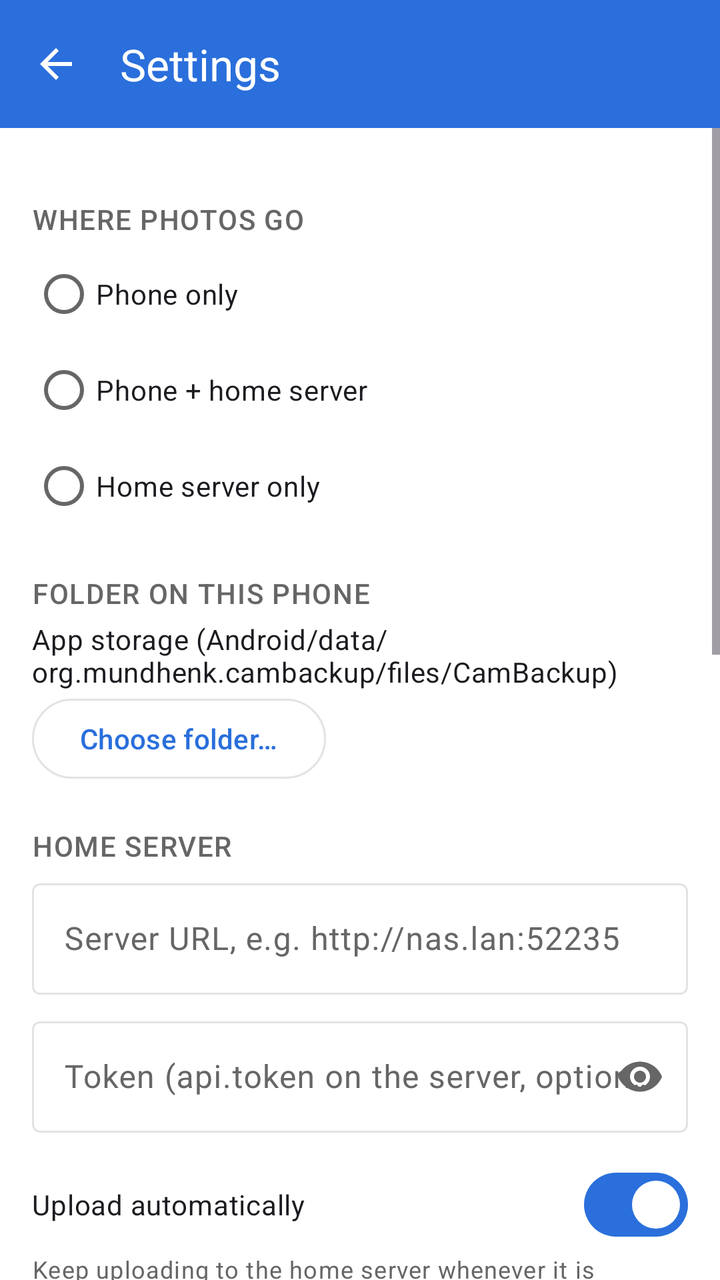
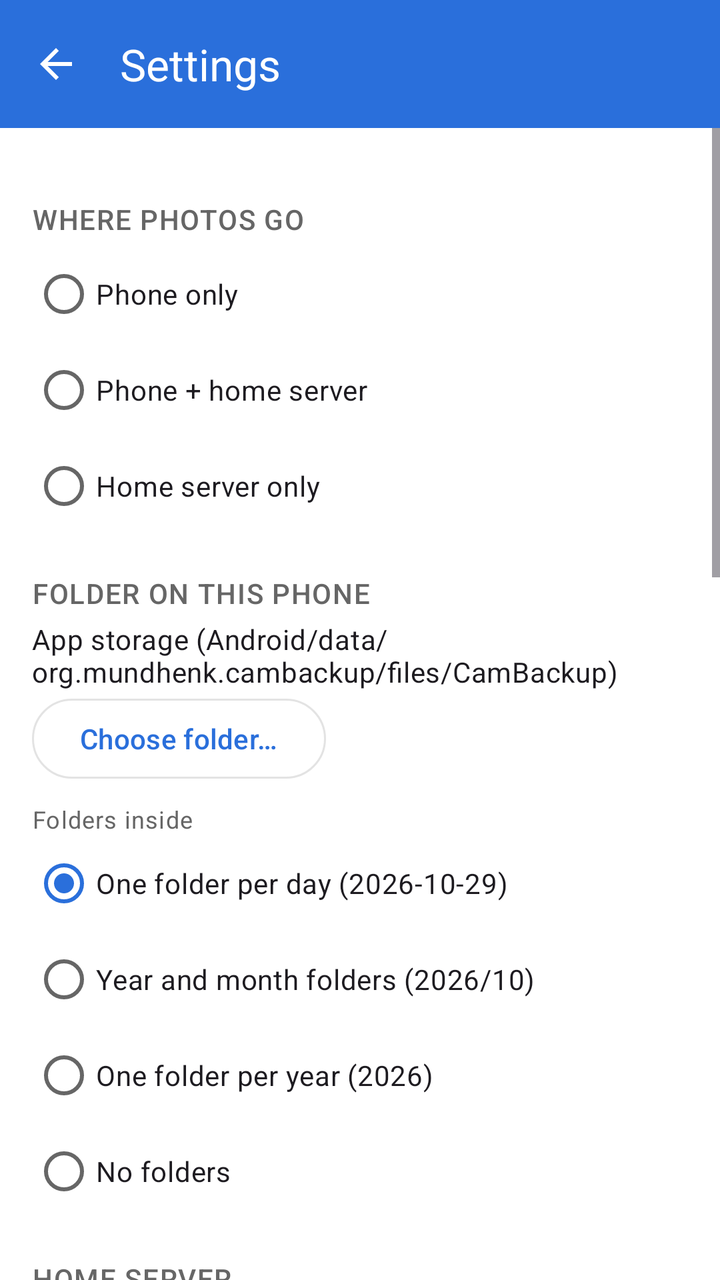

The first picture is an Android layout as it rendered before a commit; the second is the same layout after the commit. The layout source and the unified diff follow.
<!-- AndroidManifest.xml: application theme Theme.CamBackup -->
<!-- res/layout/activity_settings.xml -->
<?xml version="1.0" encoding="utf-8"?>
<LinearLayout xmlns:android="http://schemas.android.com/apk/res/android"
    xmlns:app="http://schemas.android.com/apk/res-auto"
    android:id="@+id/root"
    android:layout_width="match_parent"
    android:layout_height="match_parent"
    android:background="?attr/colorSurface"
    android:orientation="vertical">

    <com.google.android.material.appbar.MaterialToolbar
        android:id="@+id/toolbar"
        style="@style/Widget.CamBackup.Toolbar"
        android:layout_width="match_parent"
        android:layout_height="wrap_content"
        android:minHeight="?attr/actionBarSize"
        app:navigationIcon="@drawable/ic_back"
        app:title="@string/settings" />

    <ScrollView
        android:id="@+id/scroll"
        android:layout_width="match_parent"
        android:layout_height="match_parent"
        android:fillViewport="true">

        <LinearLayout
            android:layout_width="match_parent"
            android:layout_height="wrap_content"
            android:orientation="vertical"
            android:padding="16dp">

            <TextView
                android:id="@+id/lockedNotice"
                style="@style/Widget.CamBackup.Notice"
                android:layout_width="match_parent"
                android:layout_height="wrap_content"
                android:text="@string/settings_locked"
                android:visibility="gone" />

            <TextView
                style="@style/Widget.CamBackup.SectionTitle"
                android:layout_width="match_parent"
                android:layout_height="wrap_content"
                android:text="@string/section_mode" />

            <RadioGroup
                android:id="@+id/modeGroup"
                android:layout_width="match_parent"
                android:layout_height="wrap_content">

                <RadioButton
                    android:id="@+id/modePhone"
                    android:layout_width="match_parent"
                    android:layout_height="wrap_content"
                    android:text="@string/mode_phone" />

                <RadioButton
                    android:id="@+id/modePhoneAndServer"
                    android:layout_width="match_parent"
                    android:layout_height="wrap_content"
                    android:text="@string/mode_phone_and_server" />

                <RadioButton
                    android:id="@+id/modeServer"
                    android:layout_width="match_parent"
                    android:layout_height="wrap_content"
                    android:text="@string/mode_server" />
            </RadioGroup>

            <LinearLayout
                android:id="@+id/folderGroup"
                android:layout_width="match_parent"
                android:layout_height="wrap_content"
                android:orientation="vertical">

                <TextView
                    style="@style/Widget.CamBackup.SectionTitle"
                    android:layout_width="match_parent"
                    android:layout_height="wrap_content"
                    android:text="@string/section_folder" />

                <TextView
                    android:id="@+id/folderLabel"
                    android:layout_width="match_parent"
                    android:layout_height="wrap_content"
                    android:text="@string/folder_default"
                    android:textAppearance="?attr/textAppearanceBodyMedium" />

                <LinearLayout
                    android:layout_width="match_parent"
                    android:layout_height="wrap_content"
                    android:orientation="horizontal">

                    <com.google.android.material.button.MaterialButton
                        android:id="@+id/chooseFolder"
                        style="@style/Widget.Material3.Button.OutlinedButton"
                        android:layout_width="wrap_content"
                        android:layout_height="wrap_content"
                        android:text="@string/choose_folder" />

                    <com.google.android.material.button.MaterialButton
                        android:id="@+id/resetFolder"
                        style="@style/Widget.Material3.Button.TextButton"
                        android:layout_width="wrap_content"
                        android:layout_height="wrap_content"
                        android:layout_marginStart="8dp"
                        android:text="@string/folder_reset"
                        android:visibility="gone" />
                </LinearLayout>
            </LinearLayout>

            <LinearLayout
                android:id="@+id/serverGroup"
                android:layout_width="match_parent"
                android:layout_height="wrap_content"
                android:orientation="vertical">

                <TextView
                    style="@style/Widget.CamBackup.SectionTitle"
                    android:layout_width="match_parent"
                    android:layout_height="wrap_content"
                    android:text="@string/section_server" />

                <com.google.android.material.textfield.TextInputLayout
                    android:id="@+id/backendUrlLayout"
                    android:layout_width="match_parent"
                    android:layout_height="wrap_content"
                    android:hint="@string/backend_url_hint">

                    <com.google.android.material.textfield.TextInputEditText
                        android:id="@+id/backendUrl"
                        android:layout_width="match_parent"
                        android:layout_height="wrap_content"
                        android:inputType="textUri" />
                </com.google.android.material.textfield.TextInputLayout>

                <com.google.android.material.textfield.TextInputLayout
                    android:layout_width="match_parent"
                    android:layout_height="wrap_content"
                    android:layout_marginTop="8dp"
                    android:hint="@string/backend_token_hint"
                    app:endIconMode="password_toggle">

                    <com.google.android.material.textfield.TextInputEditText
                        android:id="@+id/backendToken"
                        android:layout_width="match_parent"
                        android:layout_height="wrap_content"
                        android:inputType="textPassword" />
                </com.google.android.material.textfield.TextInputLayout>

                <com.google.android.material.materialswitch.MaterialSwitch
                    android:id="@+id/autoSync"
                    android:layout_width="match_parent"
                    android:layout_height="wrap_content"
                    android:layout_marginTop="12dp"
                    android:checked="true"
                    android:text="@string/auto_sync_title" />

                <TextView
                    android:layout_width="match_parent"
                    android:layout_height="wrap_content"
                    android:text="@string/auto_sync_summary"
                    android:textAppearance="?attr/textAppearanceBodySmall"
                    android:textColor="?attr/colorOnSurfaceVariant" />
            </LinearLayout>

            <TextView
                style="@style/Widget.CamBackup.SectionTitle"
                android:layout_width="match_parent"
                android:layout_height="wrap_content"
                android:text="@string/section_identity" />

            <com.google.android.material.textfield.TextInputLayout
                android:layout_width="match_parent"
                android:layout_height="wrap_content"
                android:hint="@string/name_hint">

                <com.google.android.material.textfield.TextInputEditText
                    android:id="@+id/serverName"
                    android:layout_width="match_parent"
                    android:layout_height="wrap_content"
                    android:inputType="text" />
            </com.google.android.material.textfield.TextInputLayout>

            <LinearLayout
                android:layout_width="match_parent"
                android:layout_height="wrap_content"
                android:layout_marginTop="8dp"
                android:gravity="center_vertical"
                android:orientation="horizontal">

                <com.google.android.material.textfield.TextInputLayout
                    android:layout_width="0dp"
                    android:layout_height="wrap_content"
                    android:layout_weight="1"
                    android:hint="@string/udn_hint">

                    <com.google.android.material.textfield.TextInputEditText
                        android:id="@+id/udn"
                        android:layout_width="match_parent"
                        android:layout_height="wrap_content"
                        android:inputType="textNoSuggestions"
                        android:textSize="12sp" />
                </com.google.android.material.textfield.TextInputLayout>

                <com.google.android.material.button.MaterialButton
                    android:id="@+id/regenerate"
                    style="@style/Widget.Material3.Button.TextButton"
                    android:layout_width="wrap_content"
                    android:layout_height="wrap_content"
                    android:text="@string/regenerate" />
            </LinearLayout>

            <TextView
                android:id="@+id/udnSource"
                android:layout_width="match_parent"
                android:layout_height="wrap_content"
                android:textAppearance="?attr/textAppearanceBodySmall"
                android:textColor="?attr/colorOnSurfaceVariant" />

            <LinearLayout
                android:id="@+id/identityExchange"
                android:layout_width="match_parent"
                android:layout_height="wrap_content"
                android:layout_marginTop="8dp"
                android:orientation="vertical">

                <TextView
                    android:id="@+id/serverIdentityInfo"
                    android:layout_width="match_parent"
                    android:layout_height="wrap_content"
                    android:textAppearance="?attr/textAppearanceBodySmall" />

                <LinearLayout
                    android:layout_width="match_parent"
                    android:layout_height="wrap_content"
                    android:orientation="horizontal">

                    <com.google.android.material.button.MaterialButton
                        android:id="@+id/useServerIdentity"
                        style="@style/Widget.Material3.Button.OutlinedButton"
                        android:layout_width="0dp"
                        android:layout_height="wrap_content"
                        android:layout_weight="1"
                        android:text="@string/use_server_identity" />

                    <com.google.android.material.button.MaterialButton
                        android:id="@+id/giveServerIdentity"
                        style="@style/Widget.Material3.Button.OutlinedButton"
                        android:layout_width="0dp"
                        android:layout_height="wrap_content"
                        android:layout_weight="1"
                        android:layout_marginStart="8dp"
                        android:text="@string/give_server_identity" />
                </LinearLayout>
            </LinearLayout>

            <com.google.android.material.button.MaterialButton
                android:id="@+id/exportPairing"
                style="@style/Widget.Material3.Button.OutlinedButton"
                android:layout_width="match_parent"
                android:layout_height="wrap_content"
                android:text="@string/export_pairing" />

            <com.google.android.material.textfield.TextInputLayout
                android:layout_width="match_parent"
                android:layout_height="wrap_content"
                android:layout_marginTop="12dp"
                android:hint="@string/device_nickname_hint">

                <com.google.android.material.textfield.TextInputEditText
                    android:id="@+id/deviceNickname"
                    android:layout_width="match_parent"
                    android:layout_height="wrap_content"
                    android:inputType="text" />
            </com.google.android.material.textfield.TextInputLayout>

            <TextView
                android:layout_width="match_parent"
                android:layout_height="wrap_content"
                android:text="@string/pairing_help"
                android:textAppearance="?attr/textAppearanceBodySmall"
                android:textColor="?attr/colorOnSurfaceVariant" />

            <TextView
                style="@style/Widget.CamBackup.SectionTitle"
                android:layout_width="match_parent"
                android:layout_height="wrap_content"
                android:text="@string/udn_history_title" />

            <TextView
                android:id="@+id/udnHistoryEmpty"
                android:layout_width="match_parent"
                android:layout_height="wrap_content"
                android:text="@string/udn_history_empty"
                android:textAppearance="?attr/textAppearanceBodySmall"
                android:textColor="?attr/colorOnSurfaceVariant" />

            <LinearLayout
                android:id="@+id/udnHistory"
                android:layout_width="match_parent"
                android:layout_height="wrap_content"
                android:orientation="vertical" />

            <TextView
                android:layout_width="match_parent"
                android:layout_height="wrap_content"
                android:text="@string/udn_history_help"
                android:textAppearance="?attr/textAppearanceBodySmall"
                android:textColor="?attr/colorOnSurfaceVariant" />

            <com.google.android.material.button.MaterialButton
                android:id="@+id/showWizard"
                style="@style/Widget.Material3.Button.TextButton"
                android:layout_width="wrap_content"
                android:layout_height="wrap_content"
                android:layout_marginTop="16dp"
                android:text="@string/run_wizard_again" />

            <TextView
                android:id="@+id/versionLabel"
                android:layout_width="match_parent"
                android:layout_height="wrap_content"
                android:layout_marginTop="24dp"
                android:gravity="center"
                android:textAppearance="?attr/textAppearanceBodySmall"
                android:textColor="?attr/colorOnSurfaceVariant" />
        </LinearLayout>
    </ScrollView>
</LinearLayout>
<!-- resources referenced by this layout -->
<resources>
  <string name="auto_sync_summary">Keep uploading to the home server whenever it is reachable, also after the app is closed, until everything is there.</string>
  <string name="auto_sync_title">Upload automatically</string>
  <string name="backend_token_hint">Token (api.token on the server, optional)</string>
  <string name="backend_url_hint">Server URL, e.g. http://nas.lan:52235</string>
  <string name="choose_folder">Choose folder…</string>
  <string name="device_nickname_hint">Name of this phone (shown on the server)</string>
  <string name="export_pairing">Export pairing file (zip for the SD card)</string>
  <string name="folder_default">App storage (Android/data/org.mundhenk.cambackup/files/CamBackup)</string>
  <string name="folder_reset">Use app storage</string>
  <string name="give_server_identity">Give the server this identity</string>
  <string name="mode_phone">Phone only</string>
  <string name="mode_phone_and_server">Phone + home server</string>
  <string name="mode_server">Home server only</string>
  <string name="name_hint">Name shown on the camera</string>
  <string name="pairing_help">Unzip into the SD card root → creates dlna_web_root/SAMSUNGAutoBackupDESC.ini. Repeat after formatting the card. Use the same UDN on the home server so one card works with both.</string>
  <string name="regenerate">New UDN</string>
  <string name="run_wizard_again">Run the setup wizard again</string>
  <string name="section_folder">Folder on this phone</string>
  <string name="section_identity">Identity (must match the pairing file)</string>
  <string name="section_mode">Where photos go</string>
  <string name="section_server">Home server</string>
  <string name="settings">Settings</string>
  <string name="settings_locked">Stop the server to change these settings.</string>
  <string name="udn_hint">UDN</string>
  <string name="udn_history_empty">None yet. Every UDN you replace is kept here.</string>
  <string name="udn_history_help">Tap a previous UDN to switch back to it (cards paired with it work again).</string>
  <string name="udn_history_title">Previous UDNs</string>
  <string name="use_server_identity">Use the server\'s identity</string>
  <style name="Widget.CamBackup.Notice" parent="">
          <item name="android:textAppearance">?attr/textAppearanceBodyMedium</item>
          <item name="android:textColor">?attr/colorOnPrimaryContainer</item>
          <item name="android:background">?attr/colorPrimaryContainer</item>
          <item name="android:padding">12dp</item>
      </style>
  <style name="Widget.CamBackup.Toolbar" parent="Widget.Material3.Toolbar">
          <item name="android:background">?attr/colorPrimary</item>
          <item name="titleTextColor">?attr/colorOnPrimary</item>
          <item name="android:theme">@style/ThemeOverlay.CamBackup.Toolbar</item>
      </style>
  <style name="ThemeOverlay.CamBackup.Toolbar" parent="ThemeOverlay.Material3.Dark">
          <item name="colorControlNormal">@color/on_primary</item>
          <item name="colorOnSurface">@color/on_primary</item>
      </style>
  <color name="primary">#2A6FDB</color>
  <color name="on_primary">#FFFFFF</color>
  <color name="primary_container">#D6E4FA</color>
  <color name="on_primary_container">#0B2A5B</color>
  <color name="surface">#FFFFFF</color>
  <color name="on_surface">#1A1A1A</color>
  <color name="surface_container">#F7F7F7</color>
  <color name="on_surface_variant">#666666</color>
  <color name="outline">#E3E3E3</color>
  <color name="error">#C62828</color>
  <!-- unchanged entries left out for length: 3 -->
</resources>

<!-- the commit's change to res/layout/activity_settings.xml (unified diff, before → after) -->
@@ -106,6 +106,46 @@
                         android:text="@string/folder_reset"
                         android:visibility="gone" />
                 </LinearLayout>
+
+                <TextView
+                    android:layout_width="match_parent"
+                    android:layout_height="wrap_content"
+                    android:layout_marginTop="8dp"
+                    android:text="@string/folder_layout_title"
+                    android:textAppearance="?attr/textAppearanceBodySmall"
+                    android:textColor="?attr/colorOnSurfaceVariant" />
+
+                <RadioGroup
+                    android:id="@+id/folderLayoutGroup"
+                    android:layout_width="match_parent"
+                    android:layout_height="wrap_content"
+                    android:orientation="vertical">
+
+                    <RadioButton
+                        android:id="@+id/layoutDay"
+                        android:layout_width="match_parent"
+                        android:layout_height="wrap_content"
+                        android:checked="true"
+                        android:text="@string/layout_day" />
+
+                    <RadioButton
+                        android:id="@+id/layoutMonth"
+                        android:layout_width="match_parent"
+                        android:layout_height="wrap_content"
+                        android:text="@string/layout_month" />
+
+                    <RadioButton
+                        android:id="@+id/layoutYear"
+                        android:layout_width="match_parent"
+                        android:layout_height="wrap_content"
+                        android:text="@string/layout_year" />
+
+                    <RadioButton
+                        android:id="@+id/layoutFlat"
+                        android:layout_width="match_parent"
+                        android:layout_height="wrap_content"
+                        android:text="@string/layout_flat" />
+                </RadioGroup>
             </LinearLayout>
 
             <LinearLayout
<!-- resource entries referenced after the edit -->
@@ -8,8 +8,13 @@
   <string name="device_nickname_hint">Name of this phone (shown on the server)</string>
   <string name="export_pairing">Export pairing file (zip for the SD card)</string>
   <string name="folder_default">App storage (Android/data/org.mundhenk.cambackup/files/CamBackup)</string>
+  <string name="folder_layout_title">Folders inside</string>
   <string name="folder_reset">Use app storage</string>
   <string name="give_server_identity">Give the server this identity</string>
+  <string name="layout_day">One folder per day (2026-10-29)</string>
+  <string name="layout_flat">No folders</string>
+  <string name="layout_month">Year and month folders (2026/10)</string>
+  <string name="layout_year">One folder per year (2026)</string>
   <string name="mode_phone">Phone only</string>
   <string name="mode_phone_and_server">Phone + home server</string>
   <string name="mode_server">Home server only</string>
